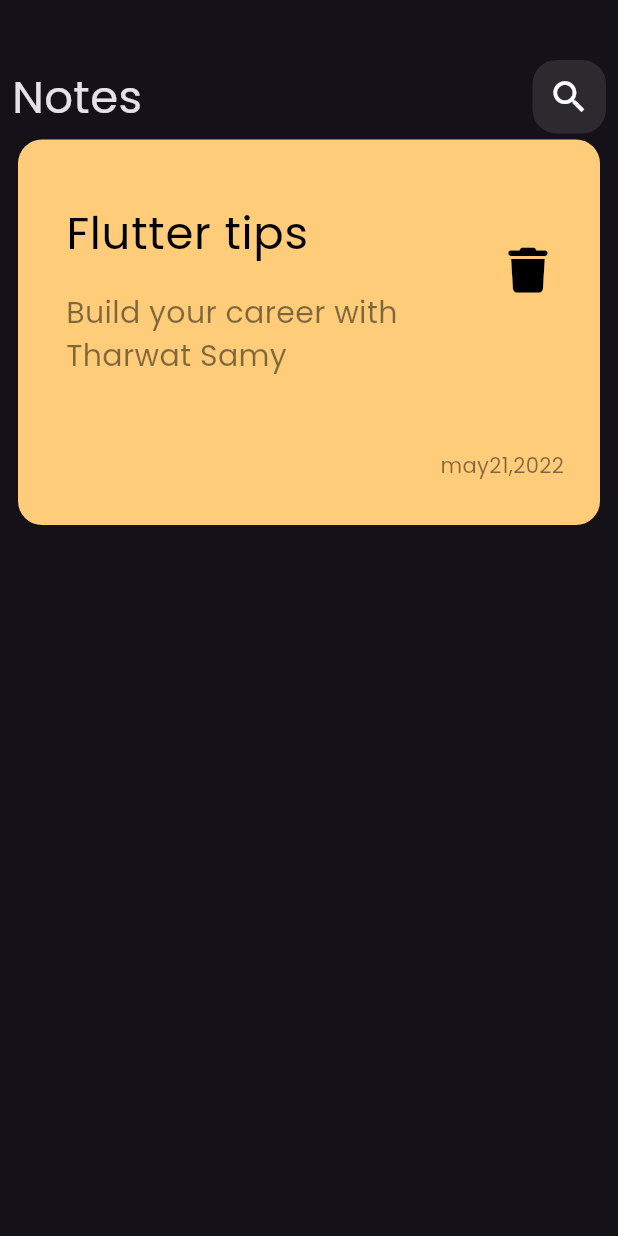
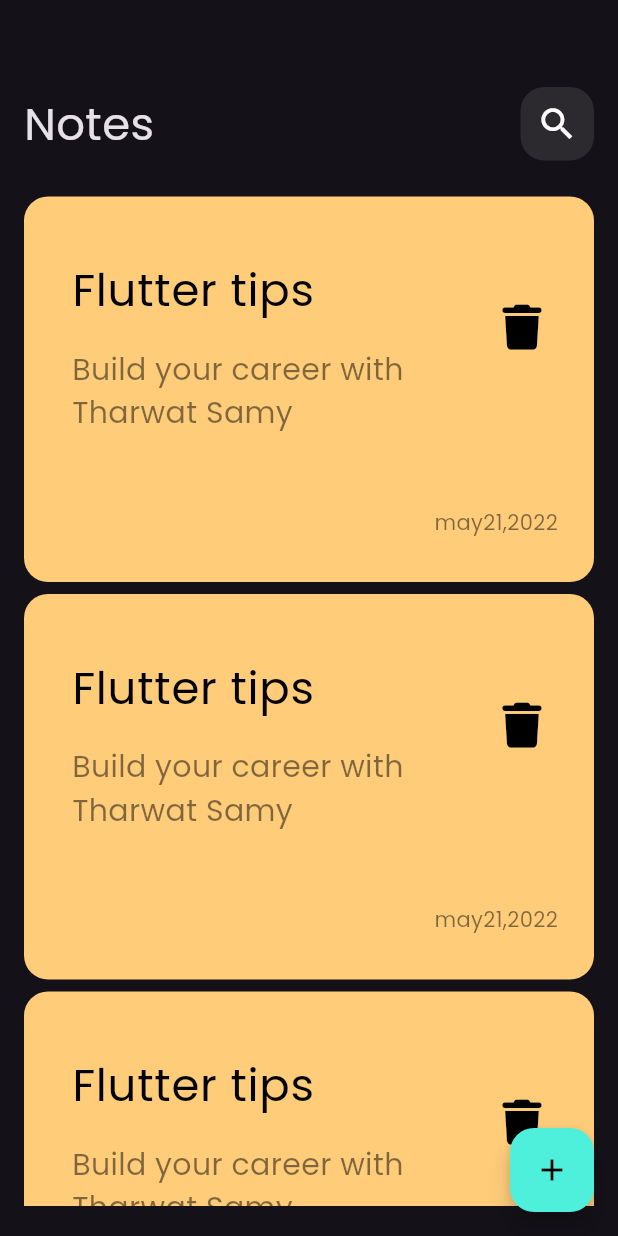
Before and after one commit to SherifMohamed4488/notes_app, a Flutter app: the screen it shows after launch, on a phone screen of 412 x 824 dp. Run offline on Flutter 3.47's test engine with Material 3 defaults, Android fonts, the phone set to English and light mode, and no system bars; our stand-ins replace font_awesome_flutter.

Commit message:
create add note button sheet and refactoring

```diff
--- a/lib/views/notes_view.dart
+++ b/lib/views/notes_view.dart
@@ -1,5 +1,6 @@
 import 'package:flutter/material.dart';
 
+import '../widgets/add_note_bottom_sheet.dart';
 import '../widgets/notes_view_body.dart';
 
 
@@ -11,6 +12,25 @@
   @override
   Widget build(BuildContext context) {
     return Scaffold(
+      floatingActionButton: FloatingActionButton(
+
+        onPressed: (){
+
+        showModalBottomSheet(
+
+          shape: RoundedRectangleBorder(
+
+            borderRadius: BorderRadius.circular(16)
+          ),
+
+            context: context, builder: (context){
+
+          return AddNoteBottomSheet();
+        });
+
+      } , child: Icon(Icons.add , color: Colors.black,),
+
+        backgroundColor: Color(0xff4EF0DB) ,),
 
      body : NotesViewBody()
 
--- /dev/null
+++ b/lib/widgets/add_note_bottom_sheet.dart
@@ -0,0 +1,22 @@
+import 'package:flutter/material.dart';
+
+
+class AddNoteBottomSheet extends StatelessWidget {
+  const AddNoteBottomSheet({
+    super.key,
+  });
+
+  @override
+  Widget build(BuildContext context) {
+    return Container(
+
+
+      child: Column(
+        children: [
+
+
+        ],
+      ),
+    );
+  }
+}
--- a/lib/widgets/custom_appbar.dart
+++ b/lib/widgets/custom_appbar.dart
@@ -1,4 +1,6 @@
 import 'package:flutter/material.dart';
+
+import 'custom_search_icon.dart';
 
 
 
@@ -15,18 +17,7 @@
         Text("Notes" , style: TextStyle(fontSize: 30),),
         Spacer(),
 
-        Container(
-          height: 49,
-          width: 49,
-          decoration: BoxDecoration(
-
-            borderRadius: BorderRadius.circular(16),
-            color: Colors.white.withValues(alpha: 0.1),
-
-
-          ),
-
-            child: Icon(Icons.search , color: Colors.white, size: 28,))
+        CustomSerachIcon()
       ],
     );
 
--- /dev/null
+++ b/lib/widgets/custom_search_icon.dart
@@ -0,0 +1,24 @@
+import 'package:flutter/material.dart';
+
+
+class CustomSerachIcon extends StatelessWidget {
+  const CustomSerachIcon({
+    super.key,
+  });
+
+  @override
+  Widget build(BuildContext context) {
+    return Container(
+        height: 49,
+        width: 49,
+        decoration: BoxDecoration(
+
+          borderRadius: BorderRadius.circular(16),
+          color: Colors.white.withValues(alpha: 0.1),
+
+
+        ),
+
+        child: Icon(Icons.search , color: Colors.white, size: 28,));
+  }
+}
--- /dev/null
+++ b/lib/widgets/notes_item.dart
@@ -0,0 +1,55 @@
+import 'package:flutter/material.dart';
+import 'package:font_awesome_flutter/font_awesome_flutter.dart';
+
+
+class NotesItem extends StatelessWidget {
+  const NotesItem({
+    super.key,
+  });
+
+  @override
+  Widget build(BuildContext context) {
+    return Padding(
+      padding: const EdgeInsets.only(top: 4),
+      child: Container(
+      padding: EdgeInsets.only(top: 8 , left: 16  , bottom: 22),
+
+
+          decoration: BoxDecoration(
+          borderRadius: BorderRadius.circular(16),
+          color: Color(0xffFFCD7A)
+          ),
+
+
+          child:Column(
+            crossAxisAlignment: CrossAxisAlignment.end,
+
+            children: [
+
+      ListTile(
+
+        title: Padding(
+          padding: const EdgeInsets.only(top: 24),
+          child: Text("Flutter tips" , style: TextStyle(color: Colors.black , fontSize: 30) ,),
+        ),
+
+        subtitle: Padding(
+          padding: const EdgeInsets.only(top: 16 ),
+          child: Text("Build your career with Tharwat Samy" , style: TextStyle( fontSize: 20, color: Colors.black.withValues(alpha: 0.5)),),
+        ),
+
+        trailing: IconButton(onPressed: (){}, icon: Icon(FontAwesomeIcons.trash , color: Colors.black , size: 30,)),
+
+      ),
+      SizedBox(height: 40,),
+      Padding(
+        padding: const EdgeInsets.only(bottom: 8.0 , right: 24),
+        child: Text("may21,2022" , style: TextStyle(color: Colors.black.withValues(alpha: 0.5)),),
+      )
+            ],
+
+
+          )),
+    );
+  }
+}
--- /dev/null
+++ b/lib/widgets/notes_list_view.dart
@@ -0,0 +1,27 @@
+import 'package:flutter/material.dart';
+
+import 'notes_item.dart';
+
+class NotesListView extends StatelessWidget {
+
+
+  @override
+  Widget build(BuildContext context) {
+    return
+      Expanded(
+        child: Padding(
+          padding: const EdgeInsets.symmetric(vertical: 12),
+          child: ListView.builder(
+
+            padding: EdgeInsets.only(top: 8, left: 0, right: 0, bottom: 0),
+
+            itemBuilder: (context, index) {
+              return Padding(
+                padding: const EdgeInsets.only(bottom: 4),
+                child: NotesItem(),
+              );
+            },
+          ),
+        ),
+      );
+  }}
--- a/lib/widgets/notes_view_body.dart
+++ b/lib/widgets/notes_view_body.dart
@@ -1,7 +1,9 @@
 import 'package:flutter/material.dart';
 import 'package:font_awesome_flutter/font_awesome_flutter.dart';
+import 'package:notes_app_project_tenth/widgets/notes_list_view.dart';
 
 import 'custom_appbar.dart';
+import 'notes_item.dart';
 
 
 class NotesViewBody extends StatelessWidget {
@@ -10,59 +12,17 @@
   @override
   Widget build(BuildContext context) {
     return Padding(
-      padding: const EdgeInsets.symmetric(horizontal: 8.0),
+      padding: const EdgeInsets.symmetric(horizontal: 16,vertical: 8 ),
       child: Column(
         children: [
 
-          SizedBox(height: 40,),
+          SizedBox(height: 50,),
 
           CustomAppBar(),
+          NotesListView(),
 
-          Padding(
-            padding: const EdgeInsets.all(4),
-            child: Container(
-              padding: EdgeInsets.only(top: 8 , left: 16  , bottom: 22),
+    ],
+    ));
 
-
-              decoration: BoxDecoration(
-                borderRadius: BorderRadius.circular(16),
-                color: Color(0xffFFCD7A)
-              ),
-
-
-              child: Column(
-                crossAxisAlignment: CrossAxisAlignment.end,
-
-                children: [
-
-                  ListTile(
-
-                    title: Padding(
-                      padding: const EdgeInsets.only(top: 24),
-                      child: Text("Flutter tips" , style: TextStyle(color: Colors.black , fontSize: 30) ,),
-                    ),
-
-                    subtitle: Padding(
-                      padding: const EdgeInsets.only(top: 16 ),
-                      child: Text("Build your career with Tharwat Samy" , style: TextStyle( fontSize: 20, color: Colors.black.withValues(alpha: 0.5)),),
-                    ),
-
-                    trailing: IconButton(onPressed: (){}, icon: Icon(FontAwesomeIcons.trash , color: Colors.black , size: 30,)),
-
-                  ),
-                  SizedBox(height: 40,),
-                  Padding(
-                    padding: const EdgeInsets.only(bottom: 8.0 , right: 24),
-                    child: Text("may21,2022" , style: TextStyle(color: Colors.black.withValues(alpha: 0.5)),),
-                  )
-                ],
-
-
-              ),
-            ),
-          )
-        ],
-      ),
-    );
   }
 }
```
